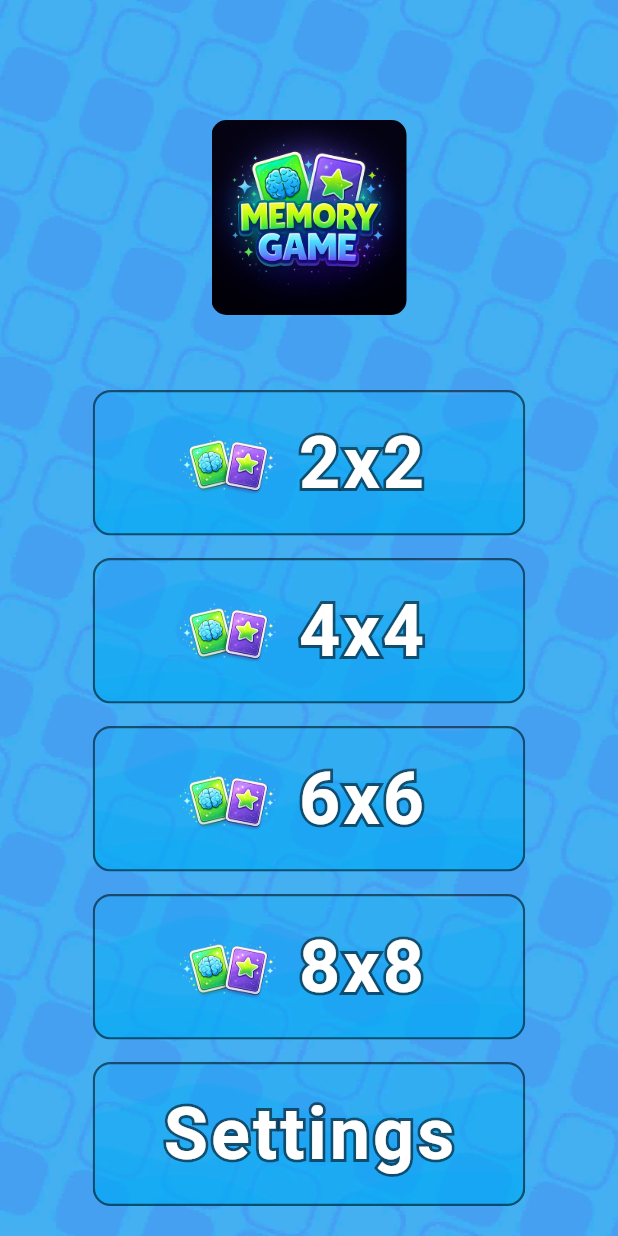
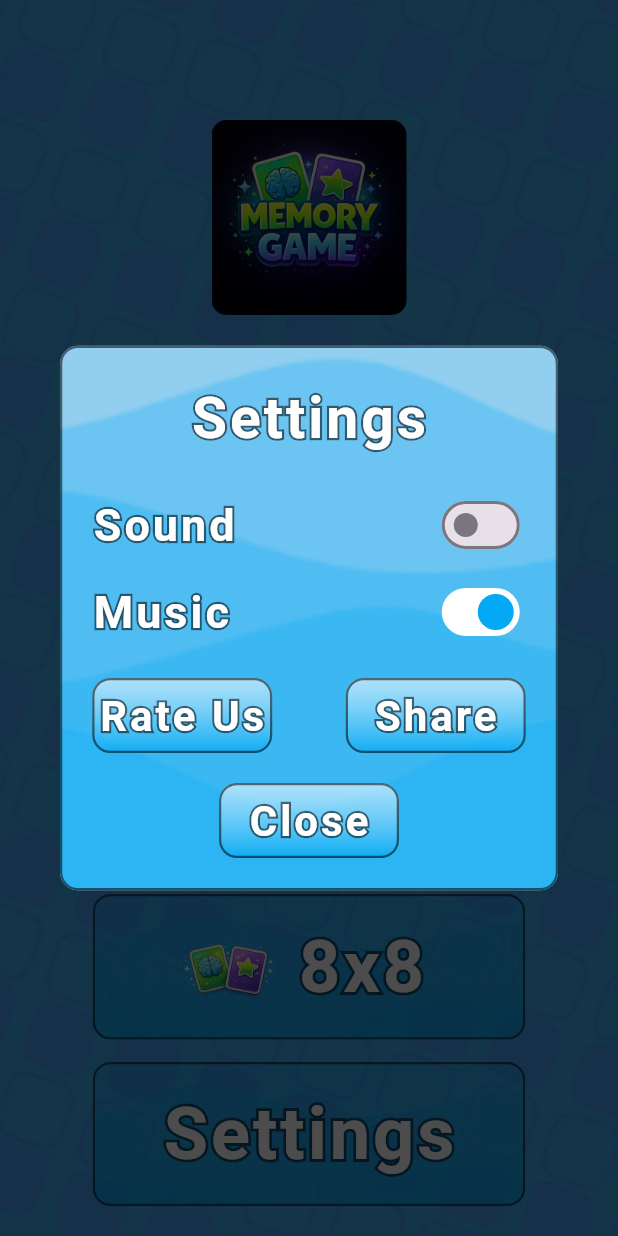
Before and after one commit to itsdevzam/memory-game, a Flutter app: the screen it shows after launch, after a tap on "Settings", on a phone screen of 412 x 824 dp. Run offline on Flutter 3.47's test engine with Material 3 defaults, Android fonts, the phone set to English and light mode, and no system bars; our stand-ins replace audioplayers, google_fonts.

Commit message:
Settings Dialog Added

```diff
--- a/lib/screen/HomeScreen.dart
+++ b/lib/screen/HomeScreen.dart
@@ -1,5 +1,6 @@
 import 'package:flutter/material.dart';
 import 'package:memory_card/widgets/HomeButton.dart';
+import 'package:memory_card/widgets/SettingsDialog.dart';
 import 'package:provider/provider.dart';
 
 import '../provider/HomeProvider.dart';
@@ -36,21 +37,38 @@ class HomeScreen extends StatelessWidget {
                 child: Column(
                   spacing: 15,
                   children: [
-                    HomeButton(text: '2x2', callback: (){
-                      homeProvider.buttonClickSound();
-                    }),
-                    HomeButton(text: '4x4', callback: (){
-                      homeProvider.buttonClickSound();
-                    }),
-                    HomeButton(text: '6x6', callback: (){
-                      homeProvider.buttonClickSound();
-                    }),
-                    HomeButton(text: '8x8', callback: (){
-                      homeProvider.buttonClickSound();
-                    }),
-                    HomeButton(text: 'Settings',showIcon: false, callback: (){
-                      homeProvider.buttonClickSound();
-                    }),
+                    HomeButton(
+                      text: '2x2',
+                      callback: () {
+                        homeProvider.buttonClickSound();
+                      },
+                    ),
+                    HomeButton(
+                      text: '4x4',
+                      callback: () {
+                        homeProvider.buttonClickSound();
+                      },
+                    ),
+                    HomeButton(
+                      text: '6x6',
+                      callback: () {
+                        homeProvider.buttonClickSound();
+                      },
+                    ),
+                    HomeButton(
+                      text: '8x8',
+                      callback: () {
+                        homeProvider.buttonClickSound();
+                      },
+                    ),
+                    HomeButton(
+                      text: 'Settings',
+                      showIcon: false,
+                      callback: () {
+                        homeProvider.buttonClickSound();
+                        showSettingsDialog(context: context);
+                      },
+                    ),
                   ],
                 ),
               ),
--- /dev/null
+++ b/lib/widgets/MyButton.dart
@@ -0,0 +1,42 @@
+import 'package:flutter/material.dart';
+
+import 'MyText.dart';
+
+class MyButton extends StatelessWidget {
+  String text;
+  double fontSize;
+  double width;
+  double height;
+  VoidCallback callback;
+  MyButton({super.key,required this.callback,required this.text,this.fontSize=28,this.width=120,this.height=50});
+
+  @override
+  Widget build(BuildContext context) {
+    return Material(
+      color: Colors.transparent,
+      child: InkWell(
+        onTap: callback,
+        borderRadius: BorderRadius.circular(12),
+        splashColor: Colors.white.withOpacity(0.3),
+        child: Container(
+          alignment: Alignment.center,
+          width: width,
+          height: height,
+          decoration: BoxDecoration(
+            gradient: LinearGradient(
+              colors: [
+                Colors.white.withAlpha(150),
+                Colors.lightBlue.withOpacity(0.8),
+              ],
+              begin: AlignmentGeometry.topCenter,
+              end: AlignmentGeometry.bottomCenter,
+            ),
+            borderRadius: BorderRadius.circular(12),
+            border: Border.all(color: Colors.black54, width: 1.5),
+          ),
+          child: MyText(text: text, fontSize: fontSize),
+        ),
+      ),
+    );
+  }
+}
--- /dev/null
+++ b/lib/widgets/MyText.dart
@@ -0,0 +1,40 @@
+import 'package:flutter/material.dart';
+import 'package:google_fonts/google_fonts.dart';
+
+class MyText extends StatelessWidget {
+  String text;
+  double fontSize;
+  double letterSpacing;
+  bool isOutline;
+  MyText({super.key,this.isOutline=true,required this.text, required this.fontSize,this.letterSpacing=2});
+
+  @override
+  Widget build(BuildContext context) {
+    return Stack(
+      children: [
+        if(isOutline)
+        Text(
+          text,
+          style: GoogleFonts.gamjaFlower(
+            fontSize: fontSize,
+            fontWeight: FontWeight.bold,
+            letterSpacing: letterSpacing,
+            foreground: Paint()
+              ..style = PaintingStyle.stroke
+              ..strokeWidth = 3
+              ..color = Colors.black54,
+          ),
+        ),
+        Text(
+          text,
+          style: GoogleFonts.gamjaFlower(
+            fontSize: fontSize,
+            fontWeight: FontWeight.bold,
+            letterSpacing: letterSpacing,
+            color: Colors.white,
+          ),
+        ),
+      ],
+    );
+  }
+}
--- /dev/null
+++ b/lib/widgets/SettingsDialog.dart
@@ -0,0 +1,77 @@
+import 'package:flutter/material.dart';
+import 'package:google_fonts/google_fonts.dart';
+import 'package:memory_card/widgets/MyButton.dart';
+import 'package:memory_card/widgets/MyText.dart';
+
+void showSettingsDialog({required BuildContext context}) {
+  showGeneralDialog(
+    context: context,
+    barrierDismissible: true,
+    barrierLabel: "",
+    barrierColor: Colors.black.withOpacity(0.7),
+    transitionDuration: Duration(milliseconds: 300),
+    pageBuilder: (_, __, ___) => Dialog(
+      shape: RoundedRectangleBorder(borderRadius: BorderRadius.circular(12)),
+      child: Container(
+        decoration: BoxDecoration(
+          color: Colors.lightBlue.withAlpha(100),
+          image: const DecorationImage(
+            image: AssetImage("assets/icons/square.png"),
+            fit: BoxFit.cover,
+            colorFilter: ColorFilter.mode(Colors.lightBlue, BlendMode.srcATop),
+          ),
+          borderRadius: BorderRadius.circular(12),
+          border: Border.all(color: Colors.black54, width: 1.5),
+        ),
+        width: 350,
+        padding: const EdgeInsets.all(20),
+        child: Column(
+          mainAxisSize: MainAxisSize.min,
+          children: [
+            MyText(text: "Settings", fontSize: 38),
+            SizedBox(height: 20),
+
+            // Example Switch
+            Row(
+              mainAxisAlignment: MainAxisAlignment.spaceBetween,
+              children: [
+                MyText(text: "Sound", fontSize: 30),
+                Switch(value: false, onChanged: (val) {}),
+              ],
+            ),
+
+            SizedBox(height: 10),
+            Row(
+              mainAxisAlignment: MainAxisAlignment.spaceBetween,
+              children: [
+                MyText(text: "Music", fontSize: 30),
+                Switch(
+                  value: true,
+                  onChanged: (val) {},
+                  activeThumbColor: Colors.lightBlue,
+                  activeTrackColor: Colors.white,
+                ),
+              ],
+            ),
+            SizedBox(height: 20),
+            Row(
+              mainAxisAlignment: MainAxisAlignment.spaceBetween,
+              children: [
+                MyButton(text: "Rate Us", callback: () {}),
+                MyButton(text: "Share", callback: () {}),
+              ],
+            ),
+            SizedBox(height: 20),
+            MyButton(text: "Close", callback: () => Navigator.pop(context)),
+          ],
+        ),
+      ),
+    ),
+    transitionBuilder: (_, animation, __, child) {
+      return ScaleTransition(
+        scale: CurvedAnimation(parent: animation, curve: Curves.easeOutBack),
+        child: child,
+      );
+    },
+  );
+}
```
